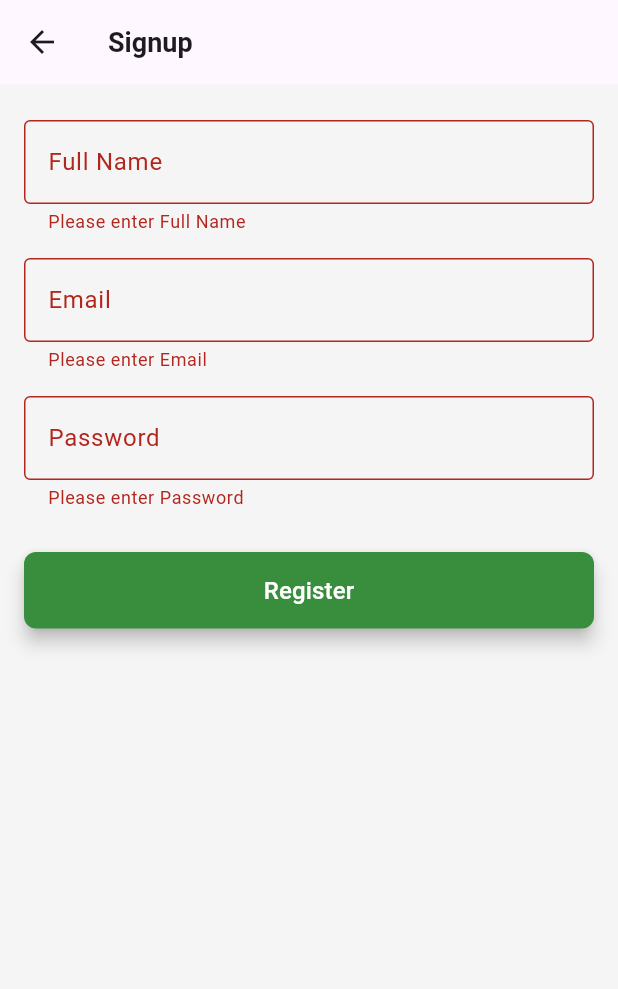
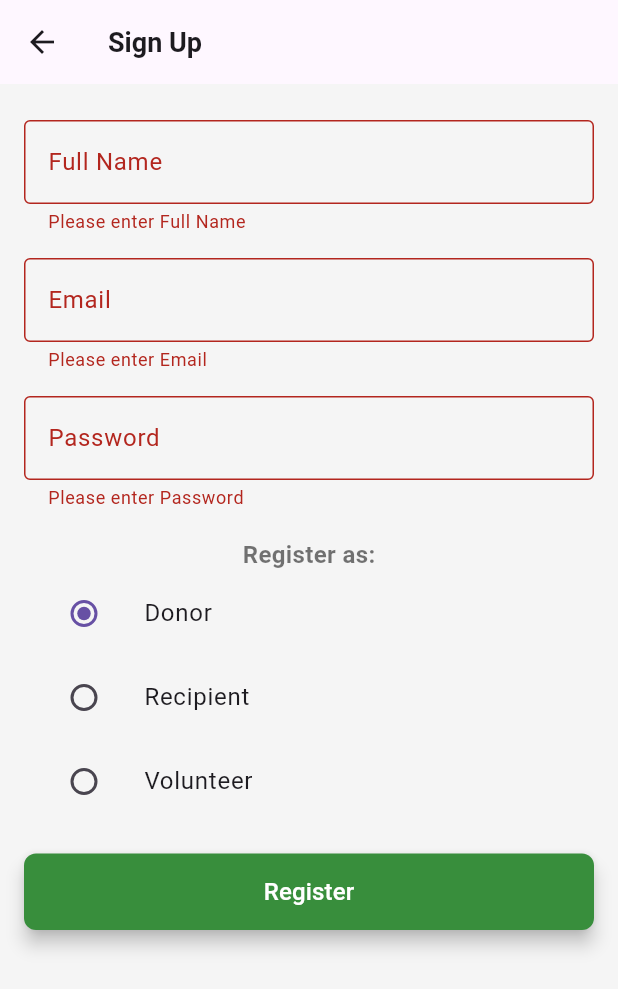
Before and after one commit to tanaya2005/Ves-Hack-It, a Flutter app: the SignupScreen screen opened by its route, after a tap on "Register", on a phone screen of 412 x 824 dp. Shown: the top 989 px of the screen. Run offline on Flutter 3.47's test engine with Material 3 defaults, Android fonts, the phone set to English and light mode, and no system bars; our stand-ins replace google_sign_in; Roboto replaces fonts that are missing (Poppins).

Commit message:
Sign in using google added & register UI changed

```diff
--- a/kindmeals/lib/screens/signup_screen.dart
+++ b/kindmeals/lib/screens/signup_screen.dart
@@ -1,12 +1,8 @@
-// ignore_for_file: library_private_types_in_public_api
-
 import 'package:flutter/material.dart';
 import '../widgets/custom_textfield.dart';
 import '../widgets/custom_button.dart';
 
 class SignupScreen extends StatefulWidget {
-  const SignupScreen({super.key});
-
   @override
   _SignupScreenState createState() => _SignupScreenState();
 }
@@ -16,18 +12,22 @@ class _SignupScreenState extends State<SignupScreen> {
   final TextEditingController nameController = TextEditingController();
   final TextEditingController emailController = TextEditingController();
   final TextEditingController passwordController = TextEditingController();
+  String _selectedRole = 'Donor';
 
   void _signup() {
     if (_formKey.currentState!.validate()) {
-      // TODO: Implement authentication logic
-      Navigator.pushNamed(context, '/roleSelection');
+      Navigator.pushReplacementNamed(
+        context,
+        '/otpVerification',
+        arguments: {'role': _selectedRole}, // Pass role to OTP screen
+      );
     }
   }
 
   @override
   Widget build(BuildContext context) {
     return Scaffold(
-      appBar: AppBar(title: Text('Signup')),
+      appBar: AppBar(title: Text('Sign Up')),
       body: Padding(
         padding: const EdgeInsets.all(16.0),
         child: Form(
@@ -35,8 +35,22 @@ class _SignupScreenState extends State<SignupScreen> {
           child: Column(
             children: [
               CustomTextField(label: 'Full Name', controller: nameController),
-              CustomTextField(label: 'Email', controller: emailController, keyboardType: TextInputType.emailAddress),
+              CustomTextField(label: 'Email', controller: emailController),
               CustomTextField(label: 'Password', controller: passwordController, obscureText: true),
+              SizedBox(height: 10),
+              Text('Register as:', style: TextStyle(fontSize: 16, fontWeight: FontWeight.bold)),
+              ListTile(
+                title: Text('Donor'),
+                leading: Radio(value: 'Donor', groupValue: _selectedRole, onChanged: (value) => setState(() => _selectedRole = value.toString())),
+              ),
+              ListTile(
+                title: Text('Recipient'),
+                leading: Radio(value: 'Recipient', groupValue: _selectedRole, onChanged: (value) => setState(() => _selectedRole = value.toString())),
+              ),
+              ListTile(
+                title: Text('Volunteer'),
+                leading: Radio(value: 'Volunteer', groupValue: _selectedRole, onChanged: (value) => setState(() => _selectedRole = value.toString())),
+              ),
               SizedBox(height: 20),
               CustomButton(text: 'Register', onPressed: _signup),
             ],
--- a/kindmeals/pubspec.yaml
+++ b/kindmeals/pubspec.yaml
@@ -36,6 +36,7 @@ dependencies:
   cupertino_icons: ^1.0.8
   flutter_localizations:
     sdk: flutter
+  google_sign_in: ^6.2.2
 
 dev_dependencies:
   flutter_test:
```
Also changed, not shown: kindmeals/lib/screens/login_screen.dart (+38 -42 lines), kindmeals/lib/screens/otp_verification.dart (added, +48 -0 lines), kindmeals/pubspec.lock, 2 other files.
